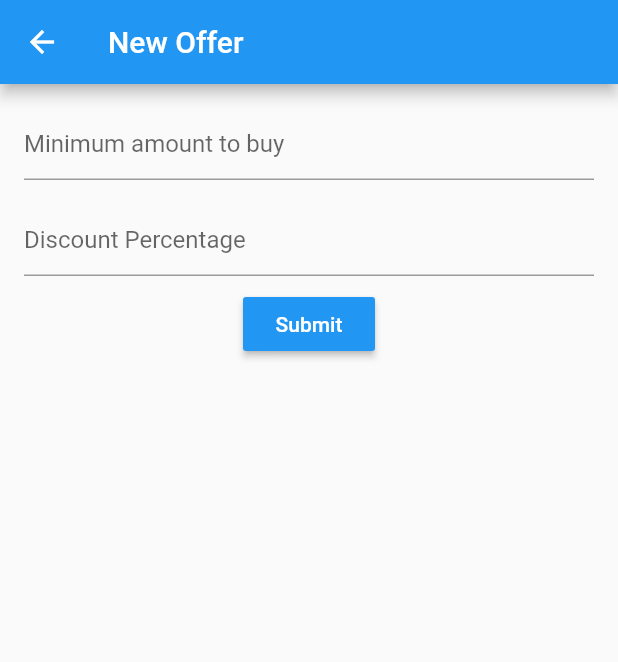
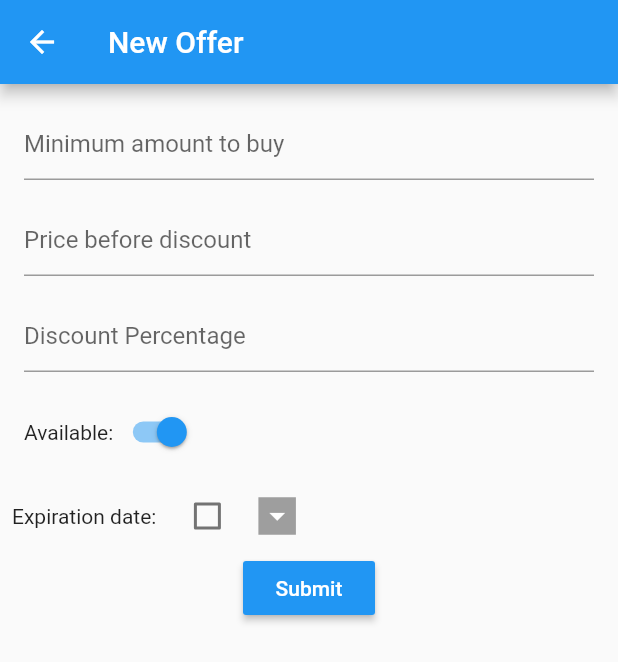
Before and after one commit to AhmedEzio47/groubuy, a Flutter app: the NewOffer screen opened directly, on a phone screen of 412 x 824 dp. Shown: the top 662 px of the screen. Run offline on Flutter 3.47's test engine with Material 2 defaults, Android fonts, the phone set to English and light mode, and no system bars; our stand-ins replace cached_network_image, cloud_firestore, file_picker, firebase_storage, fluttertoast, random_string; accounts and stored records are empty.

Commit message:
-Offer changes

```diff
--- a/lib/constants/constants.dart
+++ b/lib/constants/constants.dart
@@ -3,6 +3,7 @@ import 'package:cloud_firestore/cloud_firestore.dart';
 final firestore = Firestore.instance;
 final categoriesRef = firestore.collection('categories');
 final productsRef = firestore.collection('products');
+final offersRef = firestore.collection('offers');
 
 class Constants {
   static String currentUserId;
--- a/lib/database_service.dart
+++ b/lib/database_service.dart
@@ -1,4 +1,5 @@
 import 'package:cloud_firestore/cloud_firestore.dart';
+import 'package:groubuy/models/offer.dart';
 
 import 'constants/constants.dart';
 import 'models/category.dart';
@@ -40,14 +41,40 @@ class DatabaseService {
     return products;
   }
 
-  static addOffer(String id, String productId, String sellerId, int minAmount,
-      double discount, int buyers) async {
+  static addOffer(
+      String id,
+      String productId,
+      String sellerId,
+      int minAmount,
+      double price,
+      double discount,
+      int buyers,
+      bool available,
+      DateTime expireDate) async {
     await Firestore.instance.collection('offers').document(id).setData({
       'seller_id': sellerId,
       'product_id': productId,
       'buyers': buyers,
+      'price': price,
       'discount': discount,
-      'min_amount': minAmount
+      'min_amount': minAmount,
+      'available': available,
+      'expire_date': expireDate != null ? Timestamp.fromDate(expireDate) : null
     });
   }
+
+  static getProductById(String id) async {
+    DocumentSnapshot productSnapshot = await productsRef.document(id).get();
+    return Product.fromDoc(productSnapshot);
+  }
+
+  static getAvailableOffersByProduct(String productId) async {
+    QuerySnapshot offersSnapshot = await offersRef
+        .where('product_id', isEqualTo: productId)
+        .where('available', isEqualTo: true)
+        .getDocuments();
+    List<Offer> offers =
+        offersSnapshot.documents.map((doc) => Offer.fromDoc(doc)).toList();
+    return offers;
+  }
 }
--- a/lib/models/offer.dart
+++ b/lib/models/offer.dart
@@ -5,7 +5,10 @@ class Offer {
   final String productId;
   final String sellerId;
   final int minAmount;
+  final double price;
   final double discount;
+  final bool available;
+  final Timestamp expireDate;
   final int buyers;
 
   Offer(
@@ -13,7 +16,10 @@ class Offer {
       this.productId,
       this.sellerId,
       this.minAmount,
+      this.price,
       this.discount,
+      this.available,
+      this.expireDate,
       this.buyers});
 
   factory Offer.fromDoc(DocumentSnapshot doc) {
@@ -23,6 +29,9 @@ class Offer {
         productId: doc['product_id'],
         buyers: doc['buyers'],
         discount: doc['discount'],
-        minAmount: doc['min_amount']);
+        minAmount: doc['min_amount'],
+        price: doc['price'],
+        available: doc['available'],
+        expireDate: doc['expire_date']);
   }
 }
--- a/lib/pages/new_offer.dart
+++ b/lib/pages/new_offer.dart
@@ -1,6 +1,8 @@
 import 'package:flutter/material.dart';
 import 'package:groubuy/app_util.dart';
+import 'package:groubuy/constants/colors.dart';
 import 'package:groubuy/constants/constants.dart';
+import 'package:groubuy/custom_modal.dart';
 import 'package:groubuy/database_service.dart';
 import 'package:random_string/random_string.dart';
 
@@ -19,6 +21,10 @@ class NewOffer extends StatefulWidget {
 class _NewOfferState extends State<NewOffer> {
   TextEditingController _minAmountController = TextEditingController();
   TextEditingController _discountController = TextEditingController();
+  TextEditingController _priceController = TextEditingController();
+  bool _isAvailable = true;
+
+  DateTime _expireDate;
 
   @override
   void initState() {
@@ -46,8 +52,98 @@ class _NewOfferState extends State<NewOffer> {
                       controller: _minAmountController),
                   _myTextField(
                     padding: 8,
+                    hint: 'Price before discount',
+                    controller: _priceController,
+                  ),
+                  _myTextField(
+                    padding: 8,
                     hint: 'Discount Percentage',
                     controller: _discountController,
+                  ),
+                  Padding(
+                    padding: const EdgeInsets.all(8.0),
+                    child: Row(
+                      children: [
+                        Text('Available:'),
+                        Switch(
+                            value: _isAvailable,
+                            onChanged: (value) {
+                              setState(() {
+                                _isAvailable = !_isAvailable;
+                              });
+                            }),
+                      ],
+                    ),
+                  ),
+                  Row(
+                    children: [
+                      Text('Expiration date:'),
+                      SizedBox(
+                        width: 10,
+                      ),
+                      Checkbox(
+                          value: _expireDate != null,
+                          onChanged: (value) {
+                            if (!value) {
+                              setState(() {
+                                _expireDate = null;
+                              });
+                            } else {
+                              setState(() {
+                                _expireDate = DateTime.now();
+                              });
+                            }
+                          }),
+                      SizedBox(
+                        width: 10,
+                      ),
+                      InkWell(
+                        onTap: _expireDate != null
+                            ? () {
+                                Navigator.push(
+                                    context,
+                                    CustomModal(
+                                        child: Container(
+                                      color: Colors.white,
+                                      width: 400,
+                                      height: 400,
+                                      child: Column(
+                                        children: [
+                                          CalendarDatePicker(
+                                              initialDate: DateTime.now(),
+                                              firstDate: DateTime.now(),
+                                              lastDate: DateTime.now()
+                                                  .add(Duration(days: 365)),
+                                              onDateChanged: (date) {
+                                                setState(() {
+                                                  _expireDate = date;
+                                                });
+                                                Navigator.pop(context);
+                                              }),
+                                        ],
+                                      ),
+                                    )));
+                              }
+                            : null,
+                        child: Container(
+                            height: 25,
+                            width: 25,
+                            color: _expireDate != null
+                                ? MyColors.primaryColor
+                                : Colors.grey,
+                            child: Icon(
+                              Icons.arrow_drop_down,
+                              color: MyColors.iconLightColor,
+                            )),
+                      ),
+                      SizedBox(
+                        width: 10,
+                      ),
+                      _expireDate != null
+                          ? Text(
+                              '${_expireDate.day}/${_expireDate.month}/${_expireDate.year}')
+                          : Container(),
+                    ],
                   ),
                   RaisedButton(
                     color: Colors.blue,
@@ -99,8 +195,11 @@ class _NewOfferState extends State<NewOffer> {
         widget.productId,
         Constants.currentUserId,
         int.parse(_minAmountController.text),
+        double.parse(_priceController.text),
         double.parse(_discountController.text),
-        0);
+        0,
+        _isAvailable,
+        _expireDate);
     AppUtil.showToast('Submitted');
     Navigator.of(context).pop();
   }
```
Also changed, not shown: lib/pages/product_page.dart (+22 -0 lines), lib/widgets/offer_item.dart (added, +40 -0 lines).
